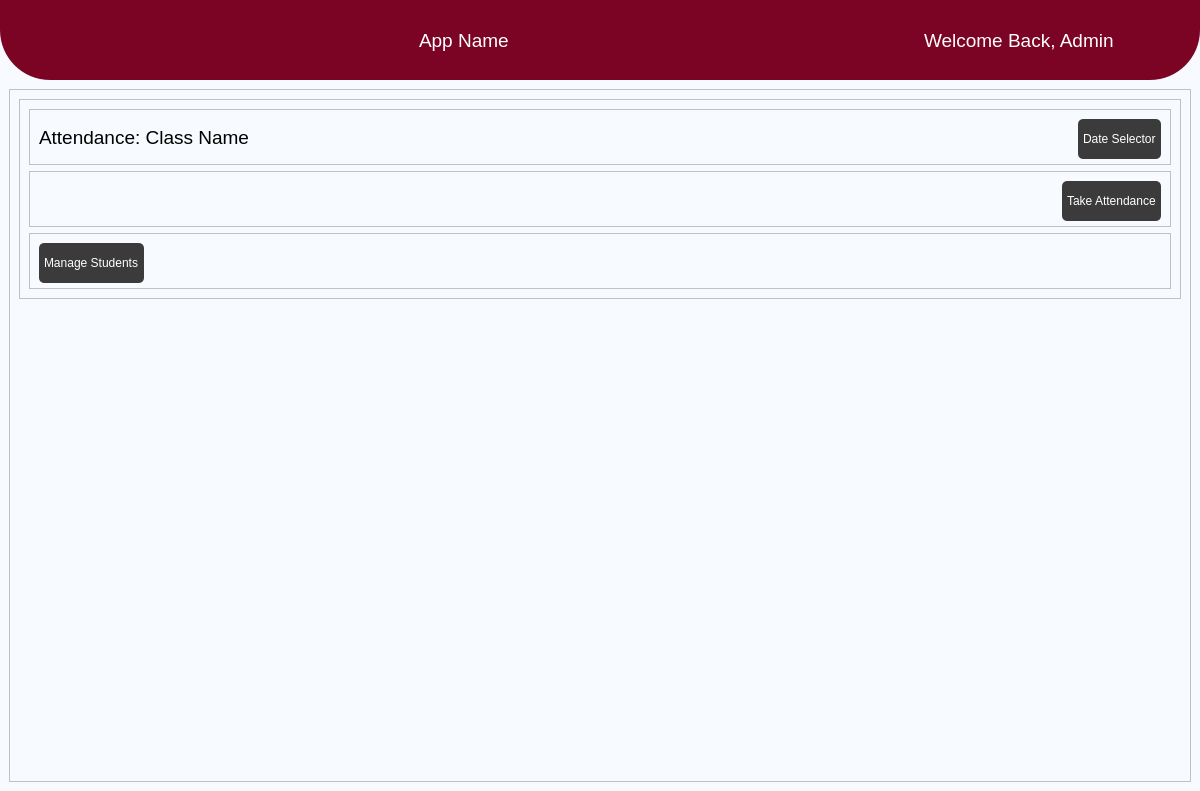
Qt form main.ui (chiub2/CMPT496FR) before a commit.
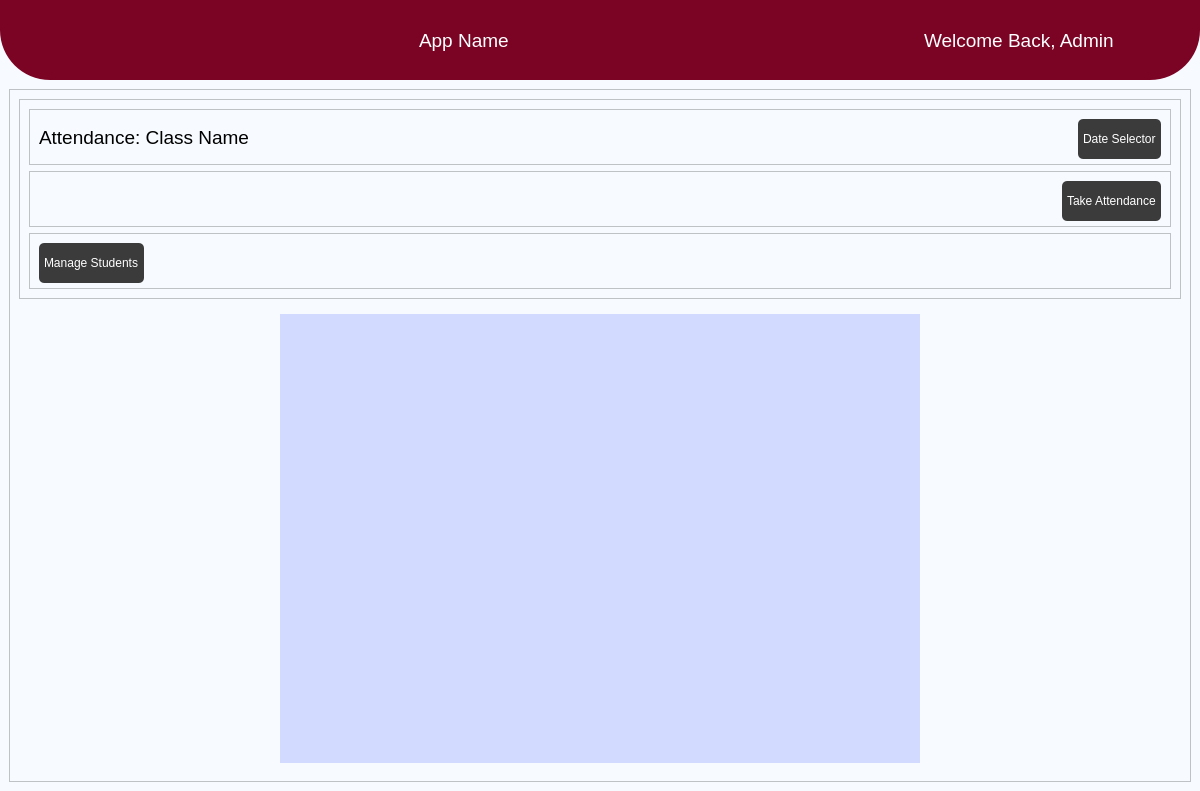
The same form after that commit. The open tabs and pages were chosen to show the change. Icons and pictures are not drawn.

Patch:
```diff
--- a/main.ui
+++ b/main.ui
@@ -482,7 +482,23 @@
                 <widget class="QWidget" name="widget_5" native="true">
                  <layout class="QHBoxLayout" name="horizontalLayout_6">
                   <item>
-                   <layout class="QGridLayout" name="studentsAttendanceGrid" columnstretch="0"/>
+                   <layout class="QGridLayout" name="studentsAttendanceGrid"/>
+                  </item>
+                  <item>
+                   <widget class="QWidget" name="widget_21" native="true">
+                    <property name="maximumSize">
+                     <size>
+                      <width>640</width>
+                      <height>480</height>
+                     </size>
+                    </property>
+                    <property name="autoFillBackground">
+                     <bool>false</bool>
+                    </property>
+                    <property name="styleSheet">
+                     <string notr="true">background-color: rgb(210, 219, 255);</string>
+                    </property>
+                   </widget>
                   </item>
                  </layout>
                 </widget>
```
Left out of the diff: 8 changed lines with no effect on the pictures.
